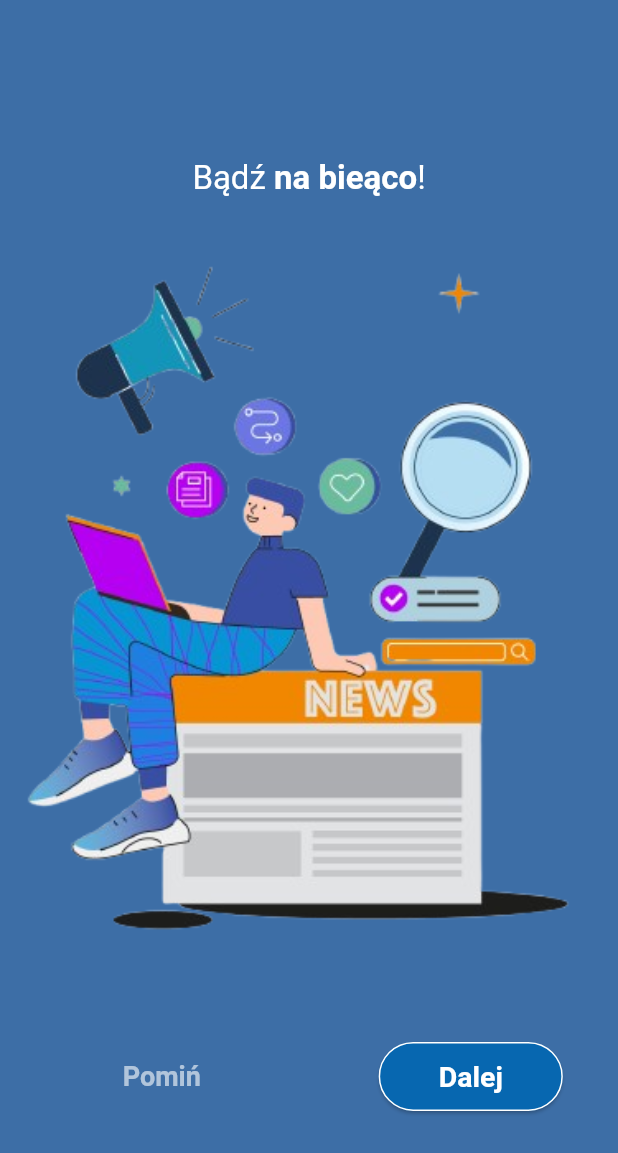
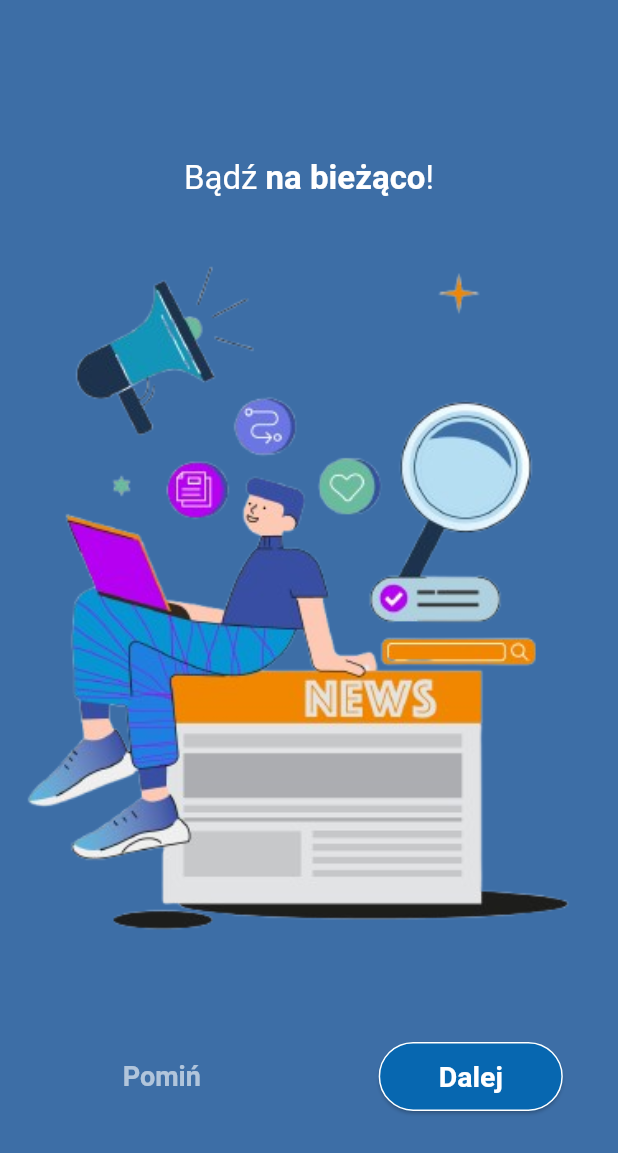
Before and after one commit to makjac/promultimedia, a Flutter app: the screen it shows after launch, swiped to page 5, on a phone screen of 412 x 824 dp. Shown: the top 1153 px of the screen. Run offline on Flutter 3.47's test engine with Material 3 defaults, Android fonts, the phone set to English and light mode, and no system bars; our stand-ins replace equatable, get_it, go_router, shared_preferences.

Commit message:
fix: correct spelling in onboarding stage title

```diff
--- a/lib/onboarding/data/onboarding_stage_data.dart
+++ b/lib/onboarding/data/onboarding_stage_data.dart
@@ -45,7 +45,7 @@ class OnboardingStageData {
       OnboardingStage(
         titleElements: [
           OnboardingTitleElement(text: 'Bądź '),
-          OnboardingTitleElement(text: 'na bieąco', isBold: true),
+          OnboardingTitleElement(text: 'na bieżąco', isBold: true),
           OnboardingTitleElement(text: '!'),
         ],
         imageAsset: ImageAsset.onboarding5,
```
